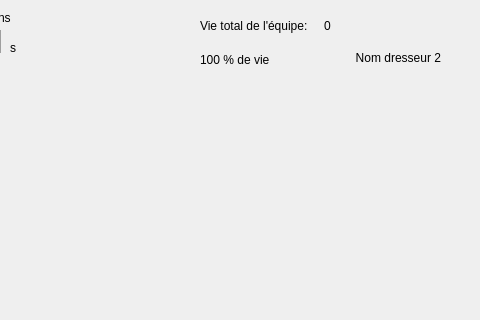
Above: attackwidget.ui from s1nyx/TP-Pokemon before the change; both pictures show x 510 to 990 and y 0 to 320 of the 990 by 450 pixel window. Below: the same form after it.
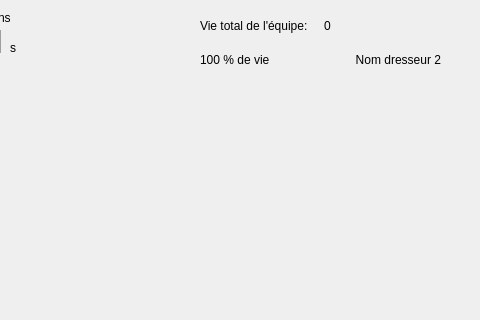
That is the form after the change.

```diff
--- a/attackwidget.ui
+++ b/attackwidget.ui
@@ -29,10 +29,10 @@
   <widget class="QLabel" name="trainer2Name">
    <property name="geometry">
     <rect>
-     <x>860</x>
+     <x>840</x>
      <y>50</y>
-     <width>91</width>
-     <height>16</height>
+     <width>111</width>
+     <height>20</height>
     </rect>
    </property>
    <property name="text">
```
